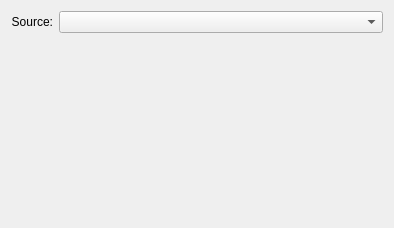
The window that kdeplasma-addons/wallpapers/potd/config.ui (fluxer/kde-extraapps) describes before a commit, drawn with Qt 5.
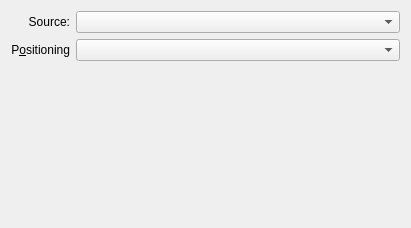
The same window after the commit.

Commit message: kdeplasma-addons: implement resize method for potd wallpaper plugin

```diff
--- a/kdeplasma-addons/wallpapers/potd/config.ui
+++ b/kdeplasma-addons/wallpapers/potd/config.ui
@@ -34,7 +34,30 @@
      </property>
     </widget>
    </item>
+   <item row="1" column="0">
+    <widget class="QLabel" name="positioningLabel">
+     <property name="text">
+      <string>P&amp;ositioning</string>
+     </property>
+     <property name="alignment">
+      <set>Qt::AlignRight|Qt::AlignTrailing|Qt::AlignVCenter</set>
+     </property>
+     <property name="buddy">
+      <cstring>resizeMethod</cstring>
+     </property>
+    </widget>
+   </item>
    <item row="1" column="1">
+    <widget class="QComboBox" name="resizeMethod">
+     <property name="sizePolicy">
+      <sizepolicy hsizetype="Expanding" vsizetype="Fixed">
+       <horstretch>0</horstretch>
+       <verstretch>0</verstretch>
+      </sizepolicy>
+     </property>
+    </widget>
+   </item>
+   <item row="2" column="1">
     <spacer name="verticalSpacer">
      <property name="orientation">
       <enum>Qt::Vertical</enum>
```
The commit also changes 2 other files.
